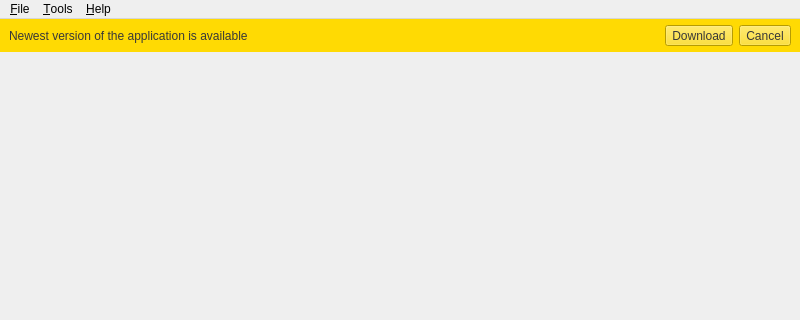
Old version of the form src/OplPcTools/UI/MainWindow.ui in the repository brainstream/OPL-PC-Tools; both pictures show x 0 to 800 and y 0 to 320 of the 800 by 500 pixel window.
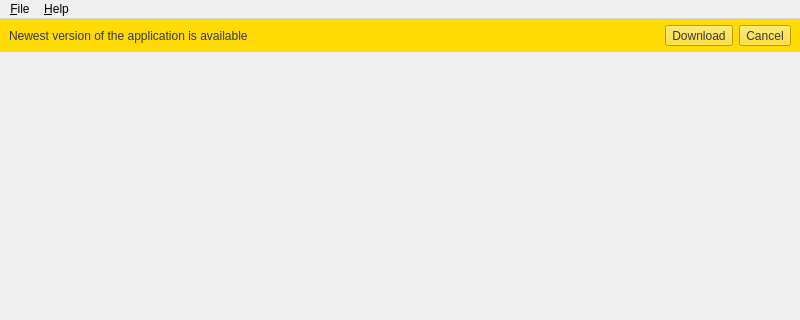
New version of the form. Icons and pictures are not drawn.

Commit message: The Tools menu removed

```diff
--- a/src/OplPcTools/UI/MainWindow.ui
+++ b/src/OplPcTools/UI/MainWindow.ui
@@ -208,15 +208,9 @@
      <x>0</x>
      <y>0</y>
      <width>800</width>
-     <height>25</height>
+     <height>30</height>
     </rect>
    </property>
-   <widget class="QMenu" name="mp_menu_tools">
-    <property name="title">
-     <string>&amp;Tools</string>
-    </property>
-    <addaction name="mp_action_settings"/>
-   </widget>
    <widget class="QMenu" name="mp_menu_help">
     <property name="title">
      <string>&amp;Help</string>
@@ -231,7 +225,6 @@
     <addaction name="mp_action_open_library"/>
    </widget>
    <addaction name="menu_File"/>
-   <addaction name="mp_menu_tools"/>
    <addaction name="mp_menu_help"/>
   </widget>
   <action name="mp_action_settings">
```
Left out of the diff: 15 changed lines with no effect on the pictures. The commit also changes 2 other files.
